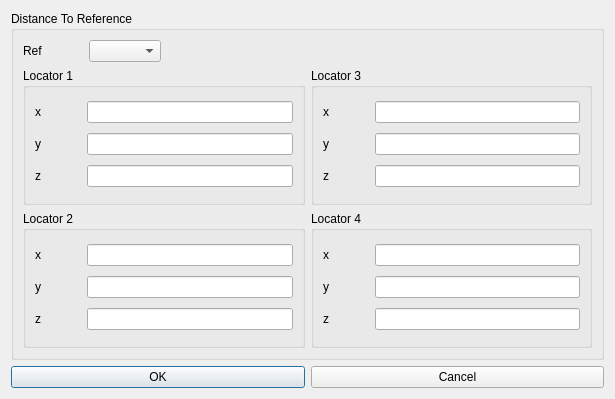
First picture: the form in settinglocator.ui, repository HarisFaris17/NFC-SPK-Gateway, before the edit.
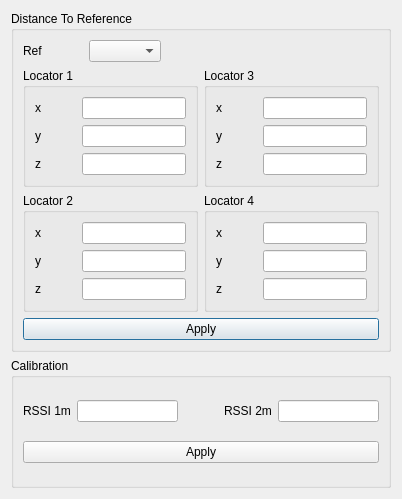
Second picture: the form after the edit.

Diff of the .ui file:
```diff
--- a/settinglocator.ui
+++ b/settinglocator.ui
@@ -6,14 +6,14 @@
    <rect>
     <x>0</x>
     <y>0</y>
-    <width>615</width>
-    <height>399</height>
+    <width>402</width>
+    <height>499</height>
    </rect>
   </property>
   <property name="windowTitle">
    <string>Dialog</string>
   </property>
-  <layout class="QVBoxLayout" name="verticalLayout_8">
+  <layout class="QVBoxLayout" name="verticalLayout_9">
    <item>
     <widget class="QGroupBox" name="groupBox_2">
      <property name="title">
@@ -477,33 +477,81 @@
         </item>
        </layout>
       </item>
+      <item>
+       <widget class="QPushButton" name="applyDistancePushButton">
+        <property name="text">
+         <string>Apply</string>
+        </property>
+       </widget>
+      </item>
      </layout>
     </widget>
    </item>
    <item>
-    <layout class="QHBoxLayout" name="horizontalLayout_15">
+    <widget class="QGroupBox" name="groupBox_3">
+     <property name="title">
+      <string>Calibration</string>
+     </property>
+     <layout class="QVBoxLayout" name="verticalLayout_8">
      <item>
-      <widget class="QPushButton" name="okPushButton">
+       <layout class="QHBoxLayout" name="horizontalLayout_18">
+        <item>
+         <layout class="QHBoxLayout" name="horizontalLayout_16">
+          <item>
+           <widget class="QLabel" name="label_2">
        <property name="text">
-        <string>OK</string>
+             <string>RSSI 1m</string>
        </property>
       </widget>
      </item>
      <item>
-      <widget class="QPushButton" name="cancelPushButton">
+           <widget class="QLineEdit" name="rssi1mLineEdit"/>
+          </item>
+         </layout>
+        </item>
+        <item>
+         <spacer name="horizontalSpacer_17">
+          <property name="orientation">
+           <enum>Qt::Horizontal</enum>
+          </property>
+          <property name="sizeType">
+           <enum>QSizePolicy::Minimum</enum>
+          </property>
+          <property name="sizeHint" stdset="0">
+           <size>
+            <width>40</width>
+            <height>20</height>
+           </size>
+          </property>
+         </spacer>
+        </item>
+        <item>
+         <layout class="QHBoxLayout" name="horizontalLayout_17">
+          <item>
+           <widget class="QLabel" name="label_5">
        <property name="text">
-        <string>Cancel</string>
+             <string>RSSI 2m</string>
        </property>
       </widget>
      </item>
+          <item>
+           <widget class="QLineEdit" name="rssi2mLineEdit"/>
+          </item>
     </layout>
    </item>
   </layout>
-  <zorder>groupBox_2</zorder>
-  <zorder>horizontalSpacer_15</zorder>
-  <zorder>refComboBox</zorder>
-  <zorder>label</zorder>
-  <zorder>horizontalLayoutWidget_6</zorder>
+      </item>
+      <item>
+       <widget class="QPushButton" name="applyCalibrationPushButton">
+        <property name="text">
+         <string>Apply</string>
+        </property>
+       </widget>
+      </item>
+     </layout>
+    </widget>
+   </item>
+  </layout>
  </widget>
  <resources/>
  <connections/>
```
Lines whose indentation alone changed are shown as unchanged.
